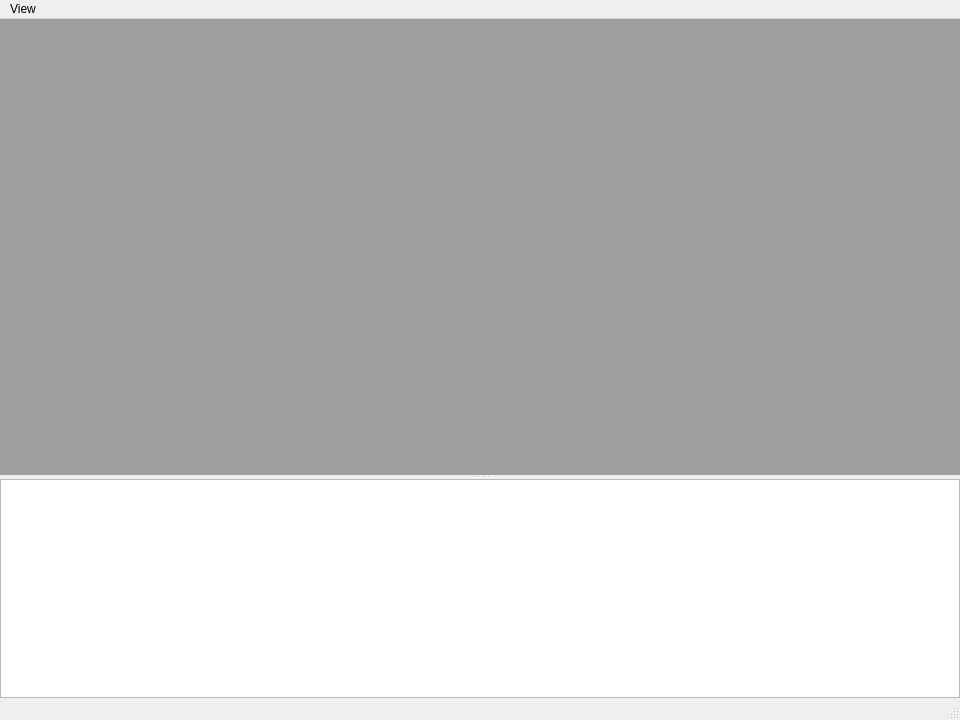
The window that python_code/view_ng/UI_pycams.ui (AhmetCemalO/NeuCams) describes before a commit, drawn with Qt 5.
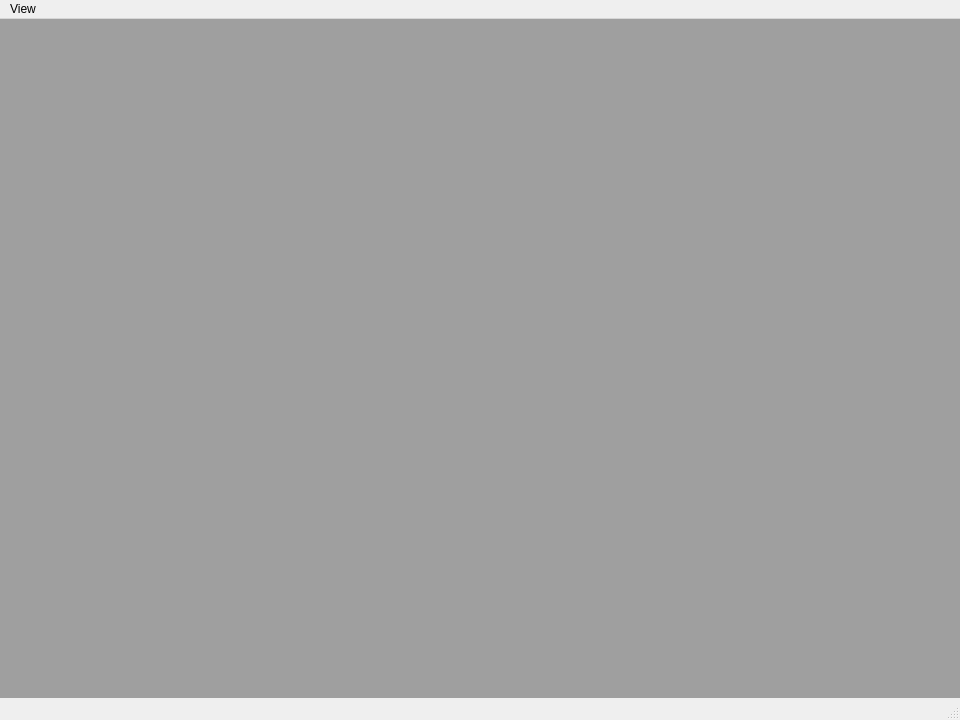
The same window after the commit.

Patch:
```diff
--- a/python_code/view_ng/UI_pycams.ui
+++ b/python_code/view_ng/UI_pycams.ui
@@ -28,17 +28,7 @@
      <number>0</number>
     </property>
     <item row="0" column="0">
-     <widget class="QSplitter" name="splitter">
-      <property name="orientation">
-       <enum>Qt::Vertical</enum>
-      </property>
-      <widget class="QMdiArea" name="mdiArea"/>
-      <widget class="QTextEdit" name="log_textEdit">
-       <property name="readOnly">
-        <bool>true</bool>
-       </property>
-      </widget>
-     </widget>
+     <widget class="QMdiArea" name="mdiArea"/>
     </item>
    </layout>
   </widget>
```
Left out of the diff: 18 changed lines with no effect on the pictures.
